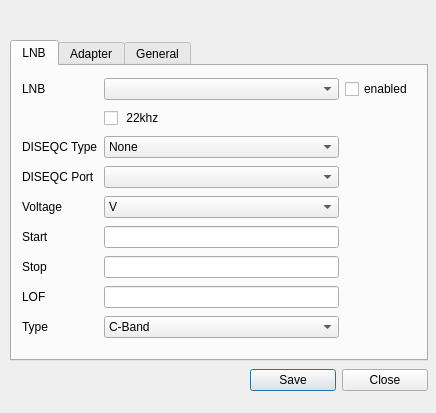
First picture: the form in settings.ui, repository stahir/updatedvb, before the edit.
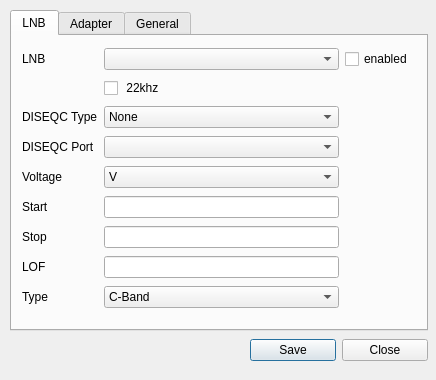
Second picture: the form after the edit.

```diff
--- a/settings.ui
+++ b/settings.ui
@@ -7,9 +7,27 @@
     <x>0</x>
     <y>0</y>
     <width>436</width>
-    <height>413</height>
+    <height>380</height>
    </rect>
   </property>
+  <property name="sizePolicy">
+   <sizepolicy hsizetype="Fixed" vsizetype="Fixed">
+    <horstretch>0</horstretch>
+    <verstretch>0</verstretch>
+   </sizepolicy>
+  </property>
+  <property name="minimumSize">
+   <size>
+    <width>436</width>
+    <height>380</height>
+   </size>
+  </property>
+  <property name="maximumSize">
+   <size>
+    <width>436</width>
+    <height>380</height>
+   </size>
+  </property>
   <property name="windowTitle">
    <string>Settings</string>
   </property>
@@ -17,7 +35,7 @@
    <property name="geometry">
     <rect>
      <x>10</x>
-     <y>40</y>
+     <y>10</y>
      <width>418</width>
      <height>321</height>
     </rect>
@@ -471,7 +489,7 @@
    <property name="geometry">
     <rect>
      <x>250</x>
-     <y>360</y>
+     <y>330</y>
      <width>178</width>
      <height>41</height>
     </rect>
```
